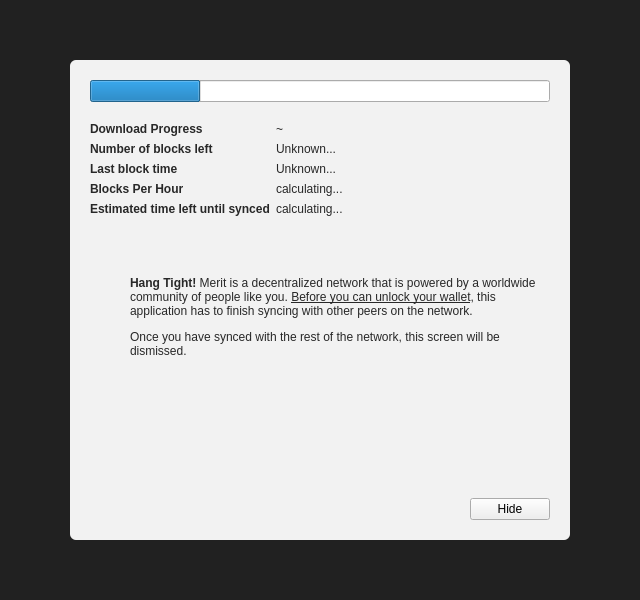
Old version of the form src/qt/forms/modaloverlay.ui in the repository meritlabs/merit.
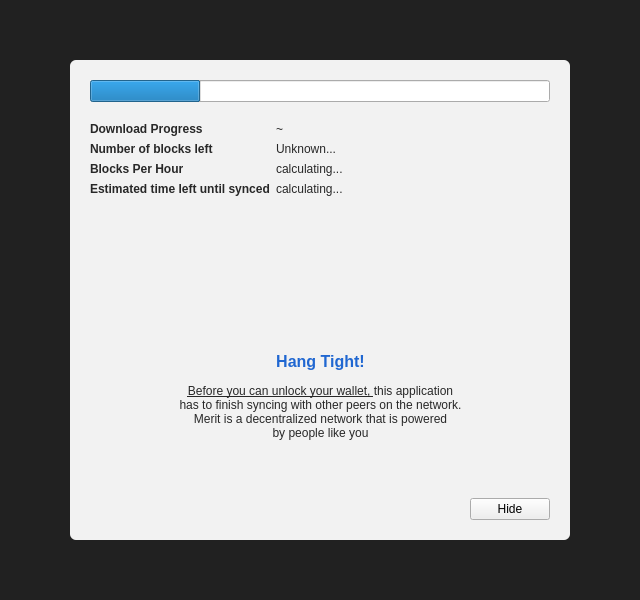
New version of the form. Icons and pictures are not drawn. Custom widgets are drawn as their Qt base class.

Commit message: Added simple slides describing benefits of Merit while the user waits.

```diff
--- a/src/qt/forms/modaloverlay.ui
+++ b/src/qt/forms/modaloverlay.ui
@@ -47,7 +47,7 @@
       <property name="bottomMargin">
        <number>60</number>
       </property>
-      <item alignment="Qt::AlignHCenter|Qt::AlignVCenter">
+      <item alignment="Qt::AlignHCenter">
        <widget class="QWidget" name="contentWidget" native="true">
         <property name="minimumSize">
          <size>
@@ -57,8 +57,8 @@
         </property>
         <property name="maximumSize">
          <size>
-          <width>700</width>
-          <height>600</height>
+          <width>500</width>
+          <height>480</height>
          </size>
         </property>
         <property name="styleSheet">
@@ -66,7 +66,7 @@
 
 QLabel { color: rgb(40,40,40);  }</string>
         </property>
-        <layout class="QVBoxLayout" name="verticalLayoutSub" stretch="0,0,0,1,0,0">
+        <layout class="QVBoxLayout" name="verticalLayoutSub" stretch="0,0,0,0,0,0">
          <property name="spacing">
           <number>0</number>
          </property>
@@ -150,33 +150,7 @@
              </property>
             </widget>
            </item>
-           <item row="3" column="0">
-            <widget class="QLabel" name="labelLastBlockTime">
-             <property name="font">
-              <font>
-               <weight>75</weight>
-               <bold>true</bold>
-              </font>
-             </property>
-             <property name="text">
-              <string>Last block time</string>
-             </property>
-            </widget>
-           </item>
-           <item row="3" column="1">
-            <widget class="QLabel" name="newestBlockDate">
-             <property name="sizePolicy">
-              <sizepolicy hsizetype="Maximum" vsizetype="Preferred">
-               <horstretch>0</horstretch>
-               <verstretch>0</verstretch>
-              </sizepolicy>
-             </property>
-             <property name="text">
-              <string>Unknown...</string>
-             </property>
-            </widget>
-           </item>
-           <item row="6" column="0">
+           <item row="5" column="0">
             <widget class="QLabel" name="labelProgressIncrease">
              <property name="font">
               <font>
@@ -189,14 +163,14 @@
              </property>
             </widget>
            </item>
-           <item row="6" column="1">
+           <item row="5" column="1">
             <widget class="QLabel" name="blocksPerH">
              <property name="text">
               <string>calculating...</string>
              </property>
             </widget>
            </item>
-           <item row="7" column="0">
+           <item row="6" column="0">
             <widget class="QLabel" name="labelEstimatedTimeLeft">
              <property name="font">
               <font>
@@ -209,7 +183,7 @@
              </property>
             </widget>
            </item>
-           <item row="7" column="1">
+           <item row="6" column="1">
             <widget class="QLabel" name="expectedTimeLeft">
              <property name="text">
               <string>calculating...</string>
@@ -231,117 +205,174 @@
            </property>
           </spacer>
          </item>
-         <item>
-          <layout class="QHBoxLayout" name="horizontalLayoutIconText" stretch="0,1">
-           <property name="topMargin">
-            <number>20</number>
+         <item alignment="Qt::AlignHCenter">
+          <widget class="QStackedWidget" name="overviewSlides">
+           <property name="sizePolicy">
+            <sizepolicy hsizetype="Preferred" vsizetype="Expanding">
+             <horstretch>0</horstretch>
+             <verstretch>1</verstretch>
+            </sizepolicy>
            </property>
-           <item>
-            <layout class="QVBoxLayout" name="verticalLayoutIcon">
-             <property name="leftMargin">
-              <number>0</number>
+           <property name="minimumSize">
+            <size>
+             <width>460</width>
+             <height>0</height>
+            </size>
+           </property>
+           <property name="maximumSize">
+            <size>
+             <width>460</width>
+             <height>16777215</height>
+            </size>
+           </property>
+           <property name="currentIndex">
+            <number>3</number>
+           </property>
+           <widget class="QWidget" name="communityPage">
+            <widget class="QLabel" name="communityIcon">
+             <property name="geometry">
+              <rect>
+               <x>180</x>
+               <y>0</y>
+               <width>101</width>
+               <height>111</height>
+              </rect>
              </property>
-             <item>
-              <widget class="QPushButton" name="hourglassIcon">
-               <property name="enabled">
-                <bool>false</bool>
-               </property>
-               <property name="text">
-                <string/>
-               </property>
-               <property name="icon">
-                <iconset resource="../merit.qrc">
-                 <normaloff>:/icons/hourglass</normaloff>
-                 <disabledoff>:/icons/hourglass</disabledoff>:/icons/hourglass</iconset>
-               </property>
-               <property name="iconSize">
-                <size>
-                 <width>48</width>
-                 <height>48</height>
-                </size>
-               </property>
-               <property name="flat">
-                <bool>true</bool>
-               </property>
-              </widget>
-             </item>
-             <item>
-              <spacer name="verticalSpacerWarningIcon">
-               <property name="orientation">
-                <enum>Qt::Vertical</enum>
-               </property>
-               <property name="sizeHint" stdset="0">
-                <size>
-                 <width>20</width>
-                 <height>40</height>
-                </size>
-               </property>
-              </spacer>
-             </item>
-            </layout>
-           </item>
-           <item>
-            <layout class="QVBoxLayout" name="verticalLayoutInfoText">
-             <property name="spacing">
-              <number>12</number>
+             <property name="text">
+              <string/>
              </property>
-             <property name="leftMargin">
-              <number>0</number>
+             <property name="pixmap">
+              <pixmap resource="../merit.qrc">:/icons/community</pixmap>
              </property>
-             <property name="topMargin">
-              <number>0</number>
+            </widget>
+            <widget class="QLabel" name="communityLabel">
+             <property name="geometry">
+              <rect>
+               <x>0</x>
+               <y>110</y>
+               <width>461</width>
+               <height>91</height>
+              </rect>
              </property>
-             <property name="bottomMargin">
-              <number>0</number>
+             <property name="text">
+              <string>&lt;html&gt;&lt;head/&gt;&lt;body&gt;&lt;p align=&quot;center&quot;&gt;&lt;span style=&quot; font-size:12pt; font-weight:600; color:#2067d1;&quot;&gt;COMMUNITY&lt;/span&gt;&lt;/p&gt;&lt;p align=&quot;center&quot;&gt;The world's first invite-only digital currency;&lt;br/&gt; with better incentives for everyone.&lt;/p&gt;&lt;/body&gt;&lt;/html&gt;</string>
              </property>
-             <item>
-              <widget class="QLabel" name="infoText">
-               <property name="text">
-                <string>&lt;html&gt;&lt;head/&gt;&lt;body&gt;&lt;p&gt;&lt;span style=&quot; font-weight:600;&quot;&gt;Hang Tight!&lt;/span&gt; Merit is a decentralized network that is powered by a worldwide community of people like you. &lt;span style=&quot; text-decoration: underline;&quot;&gt;Before you can unlock your wallet&lt;/span&gt;, this application has to finish syncing with other peers on the network. &lt;/p&gt;&lt;/body&gt;&lt;/html&gt;</string>
-               </property>
-               <property name="textFormat">
-                <enum>Qt::RichText</enum>
-               </property>
-               <property name="wordWrap">
-                <bool>true</bool>
-               </property>
-              </widget>
-             </item>
-             <item>
-              <widget class="QLabel" name="infoTextStrong">
-               <property name="font">
-                <font>
-                 <weight>50</weight>
-                 <bold>false</bold>
-                </font>
-               </property>
-               <property name="text">
-                <string>Once you have synced with the rest of the network, this screen will be dismissed.</string>
-               </property>
-               <property name="textFormat">
-                <enum>Qt::RichText</enum>
-               </property>
-               <property name="wordWrap">
-                <bool>true</bool>
-               </property>
-              </widget>
-             </item>
-             <item>
-              <spacer name="verticalSpacerInTextSpace">
-               <property name="orientation">
-                <enum>Qt::Vertical</enum>
-               </property>
-               <property name="sizeHint" stdset="0">
-                <size>
-                 <width>20</width>
-                 <height>40</height>
-                </size>
-               </property>
-              </spacer>
-             </item>
-            </layout>
-           </item>
-          </layout>
+            </widget>
+           </widget>
+           <widget class="QWidget" name="safetyPage">
+            <widget class="QLabel" name="safetyIcon">
+             <property name="geometry">
+              <rect>
+               <x>180</x>
+               <y>0</y>
+               <width>101</width>
+               <height>111</height>
+              </rect>
+             </property>
+             <property name="text">
+              <string/>
+             </property>
+             <property name="pixmap">
+              <pixmap resource="../merit.qrc">:/icons/safety</pixmap>
+             </property>
+            </widget>
+            <widget class="QLabel" name="safetyLabel">
+             <property name="geometry">
+              <rect>
+               <x>0</x>
+               <y>110</y>
+               <width>461</width>
+               <height>91</height>
+              </rect>
+             </property>
+             <property name="text">
+              <string>&lt;html&gt;&lt;head/&gt;&lt;body&gt;&lt;p align=&quot;center&quot;&gt;&lt;span style=&quot; font-size:12pt; font-weight:600; color:#2067d1;&quot;&gt;SAFETY&lt;/span&gt;&lt;/p&gt;&lt;p align=&quot;center&quot;&gt;&lt;span style=&quot; color:#292929;&quot;&gt;Decentralized vaults, password-protected&lt;br/&gt; transactions, and cancellable transactions.&lt;/span&gt;&lt;/p&gt;&lt;/body&gt;&lt;/html&gt;</string>
+             </property>
+            </widget>
+           </widget>
+           <widget class="QWidget" name="simplicityPage">
+            <widget class="QLabel" name="safetyIcon_2">
+             <property name="geometry">
+              <rect>
+               <x>180</x>
+               <y>0</y>
+               <width>101</width>
+               <height>111</height>
+              </rect>
+             </property>
+             <property name="text">
+              <string/>
+             </property>
+             <property name="pixmap">
+              <pixmap resource="../merit.qrc">:/icons/simplicity</pixmap>
+             </property>
+            </widget>
+            <widget class="QLabel" name="safetyLabel_2">
+             <property name="geometry">
+              <rect>
+               <x>0</x>
+               <y>110</y>
+               <width>461</width>
+               <height>91</height>
+              </rect>
+             </property>
+             <property name="text">
+              <string>&lt;html&gt;&lt;head/&gt;&lt;body&gt;&lt;p align=&quot;center&quot;&gt;&lt;span style=&quot; font-size:12pt; font-weight:600; color:#2067d1;&quot;&gt;SIMPLICITY&lt;/span&gt;&lt;/p&gt;&lt;p align=&quot;center&quot;&gt;Send Merit as easy as a text message or email,&lt;br/&gt;whether recipients are on the network or not.&lt;/p&gt;&lt;/body&gt;&lt;/html&gt;</string>
+             </property>
+            </widget>
+           </widget>
+           <widget class="QWidget" name="waitPage">
+            <widget class="QPushButton" name="hourglassIcon">
+             <property name="enabled">
+              <bool>false</bool>
+             </property>
+             <property name="geometry">
+              <rect>
+               <x>180</x>
+               <y>0</y>
+               <width>101</width>
+               <height>101</height>
+              </rect>
+             </property>
+             <property name="text">
+              <string/>
+             </property>
+             <property name="icon">
+              <iconset resource="../merit.qrc">
+               <normaloff>:/icons/hourglass</normaloff>
+               <disabledoff>:/icons/hourglass</disabledoff>:/icons/hourglass</iconset>
+             </property>
+             <property name="iconSize">
+              <size>
+               <width>90</width>
+               <height>90</height>
+              </size>
+             </property>
+             <property name="flat">
+              <bool>true</bool>
+             </property>
+            </widget>
+            <widget class="QLabel" name="infoText">
+             <property name="geometry">
+              <rect>
+               <x>0</x>
+               <y>110</y>
+               <width>461</width>
+               <height>101</height>
+              </rect>
+             </property>
+             <property name="text">
+              <string>&lt;html&gt;&lt;head/&gt;&lt;body&gt;&lt;p align=&quot;center&quot;&gt;&lt;span style=&quot; font-size:12pt; font-weight:600; color:#2067d1;&quot;&gt;Hang Tight!&lt;br/&gt;&lt;/span&gt;&lt;br/&gt;&lt;span style=&quot; text-decoration: underline;&quot;&gt;Before you can unlock your wallet, &lt;/span&gt;this application&lt;br/&gt;has to finish syncing with other peers on the network.&lt;br/&gt;Merit is a decentralized network that is powered&lt;br/&gt;by people like you&lt;/p&gt;&lt;/body&gt;&lt;/html&gt;</string>
+             </property>
+             <property name="textFormat">
+              <enum>Qt::RichText</enum>
+             </property>
+             <property name="wordWrap">
+              <bool>true</bool>
+             </property>
+            </widget>
+           </widget>
+          </widget>
          </item>
          <item>
           <spacer name="verticalSpacerAfterText">
@@ -351,7 +382,7 @@
            <property name="sizeHint" stdset="0">
             <size>
              <width>20</width>
-             <height>40</height>
+             <height>10</height>
             </size>
            </property>
           </spacer>
```
The commit also changes 12 other files.
